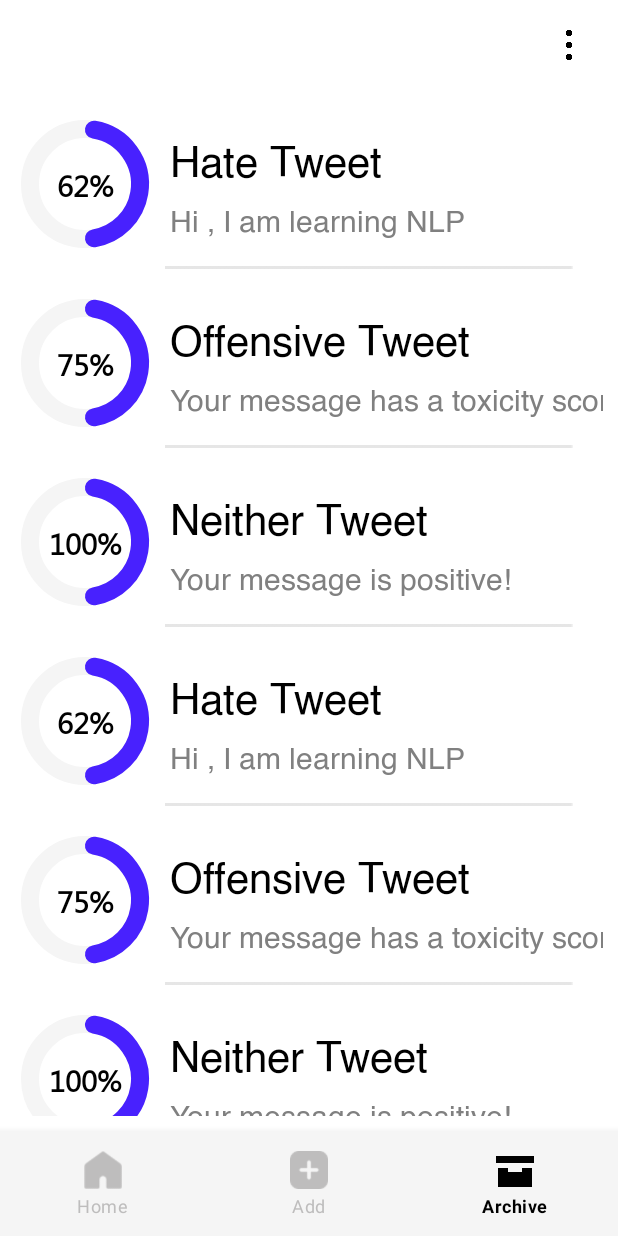
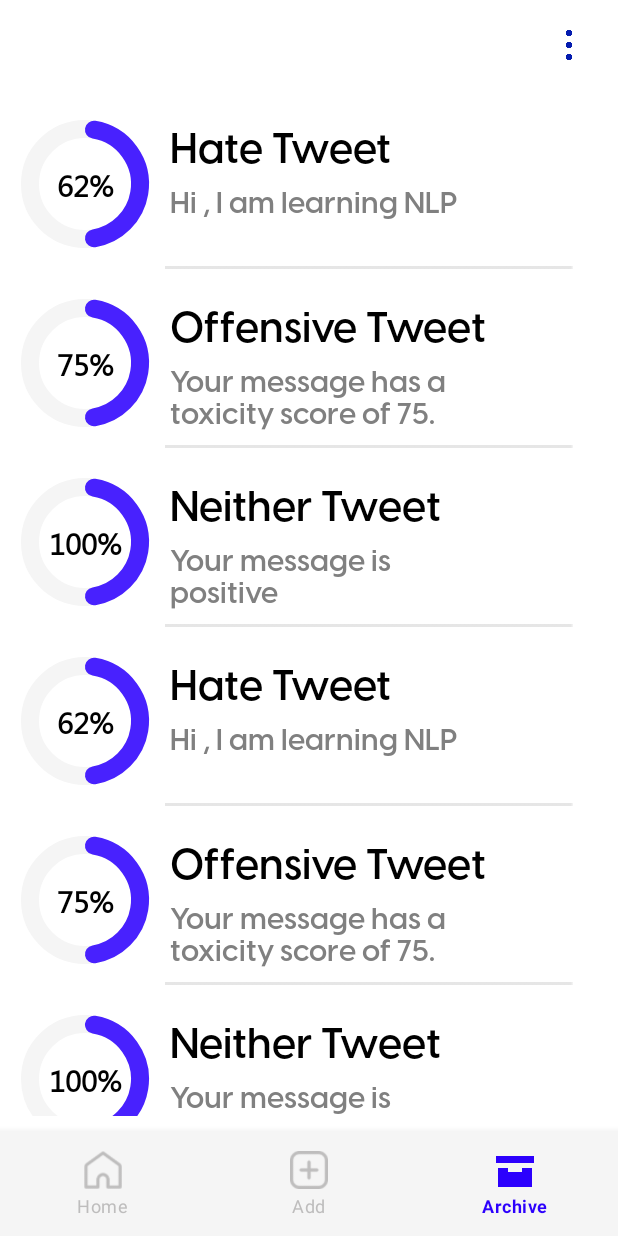
Before and after one commit to MinaEliaa/TextDetector, an Android app: the screen it shows after launch once a user with an empty profile is signed in (HomeActivity), item 3 of the bottom bar chosen, on a phone screen of 412 x 824 dp. Run offline under Robolectric (Android 15) with nearby library versions, the phone set to English and light mode, and no system bars; our stand-ins replace Firebase (no records; nobody signed in at launch, a user with empty details on screens opened directly).

Commit message:
update design

```diff
--- a/app/src/main/java/com/example/textdetector/ui/home/fragments/archive/ArchiveFragment.kt
+++ b/app/src/main/java/com/example/textdetector/ui/home/fragments/archive/ArchiveFragment.kt
@@ -31,16 +31,16 @@ class ArchiveFragment : Fragment() {
         return listOf(
             ProgressItem("62%", "Hate Tweet", "Hi , I am learning NLP"),
             ProgressItem("75%", "Offensive Tweet", "Your message has a toxicity score of 75."),
-            ProgressItem("100%", "Neither Tweet", "Your message is positive!"),
+            ProgressItem("100%", "Neither Tweet", "Your message is positive"),
             ProgressItem("62%", "Hate Tweet", "Hi , I am learning NLP"),
             ProgressItem("75%", "Offensive Tweet", "Your message has a toxicity score of 75."),
-            ProgressItem("100%", "Neither Tweet", "Your message is positive!"),
+            ProgressItem("100%", "Neither Tweet", "Your message is positive"),
             ProgressItem("62%", "Hate Tweet", "Hi , I am learning NLP"),
             ProgressItem("75%", "Offensive Tweet", "Your message has a toxicity score of 75."),
-            ProgressItem("100%", "Neither Tweet", "Your message is positive!"),
+            ProgressItem("100%", "Neither Tweet", "Your message is positive"),
             ProgressItem("62%", "Hate Tweet", "Hi , I am learning NLP"),
             ProgressItem("75%", "Offensive Tweet", "Your message has a toxicity score of 75."),
-            ProgressItem("100%", "Neither Tweet", "Your message is positive!")
+            ProgressItem("100%", "Neither Tweet", "Your message is positive")
 
 
         )
--- a/app/src/main/res/color/bottom_nav_bar_color_select.xml
+++ b/app/src/main/res/color/bottom_nav_bar_color_select.xml
@@ -1,6 +1,6 @@
 <selector xmlns:android="http://schemas.android.com/apk/res/android">
 
     <item android:color="#BEBDBD" android:state_selected="false" />
-    <item android:color="@color/black" android:state_selected="true"/>
-    <item android:color="@color/black" android:state_checked="true"/>
+    <item android:color="@color/blue" android:state_selected="true"/>
+    <item android:color="@color/blue" android:state_checked="true"/>
 </selector>
--- a/app/src/main/res/layout/activity_login.xml
+++ b/app/src/main/res/layout/activity_login.xml
@@ -98,7 +98,7 @@
         app:endIconMode="password_toggle"
 
         app:endIconTint="@color/blue"
-
+        android:layout_marginTop="5dp"
         app:helperTextTextColor="@color/greylight"
         app:layout_constraintEnd_toEndOf="parent"
         app:layout_constraintStart_toStartOf="parent"
--- a/app/src/main/res/layout/activity_main.xml
+++ b/app/src/main/res/layout/activity_main.xml
@@ -29,7 +29,7 @@
                 android:layout_margin="20dp"
                 android:paddingBottom="15dp"
                 android:src="@drawable/kebab_menu_blue"
-                app:tint="@color/black" />
+                app:tint="@color/bluedark" />
 
         </androidx.appcompat.widget.Toolbar>
 
--- a/app/src/main/res/layout/item_progress.xml
+++ b/app/src/main/res/layout/item_progress.xml
@@ -45,7 +45,7 @@
         android:layout_width="wrap_content"
         android:layout_height="wrap_content"
         android:layout_below="@id/number_text_view"
-        android:fontFamily="@font/helvetica"
+        android:fontFamily="@font/visby_demibold"
         android:text="Hate Tweet"
         app:layout_constraintStart_toEndOf="@id/progress_bar"
         app:layout_constraintTop_toTopOf="parent"
@@ -58,9 +58,10 @@
 
     <TextView
         android:id="@+id/text2_text_view"
-        android:layout_width="wrap_content"
+        android:layout_width="210dp"
         android:layout_height="0dp"
-        android:fontFamily="@font/helvetica"
+        android:layout_marginTop="10dp"
+        android:fontFamily="@font/visby_demibold"
         android:textSize="20sp"
         android:textColor="@color/grey"
         android:text="Hi , I am learning NLP..."
--- a/app/src/main/res/menu/home_nav_menu.xml
+++ b/app/src/main/res/menu/home_nav_menu.xml
@@ -3,13 +3,13 @@
 
     <item
         android:id="@+id/navigation_home"
-        android:icon="@drawable/homeblack"
+        android:icon="@drawable/ic_homewhite"
         android:title="@string/Home"
 
         />
     <item
         android:id="@+id/navigation_add"
-        android:icon="@drawable/addblack"
+        android:icon="@drawable/ic_add"
         android:title="@string/Add"/>
     <item
         android:id="@+id/navigation_archive"
```
Also changed, not shown: app/src/main/res/layout/fragment_home.xml (+4 -4 lines), app/src/main/res/layout/fragment_result.xml (+5 -5 lines), app/src/main/res/layout/fragment_resultsplash.xml (+5 -5 lines).
